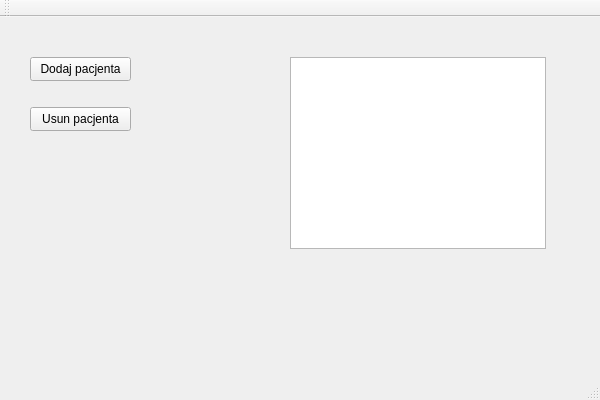
The window that Pacjenci/Pacjenci.ui (Kupsztajn/Jipp) describes before a commit, drawn with Qt 5.
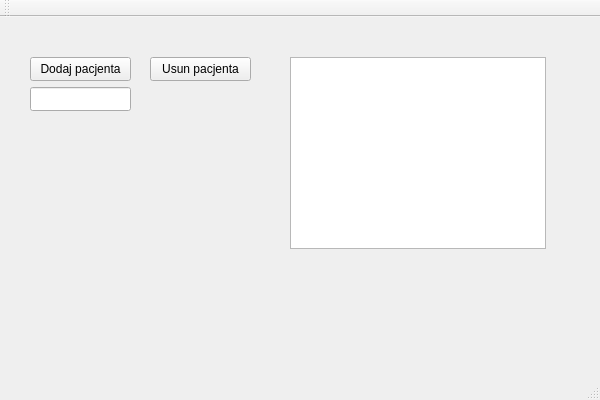
The same window after the commit.

Commit message: Podstawowa funkcjonalnosc dodawania

The edit to the form file:
```diff
--- a/Pacjenci/Pacjenci.ui
+++ b/Pacjenci/Pacjenci.ui
@@ -30,8 +30,8 @@
    <widget class="QPushButton" name="Button_Usun">
     <property name="geometry">
      <rect>
-      <x>30</x>
-      <y>90</y>
+      <x>150</x>
+      <y>40</y>
       <width>101</width>
       <height>24</height>
      </rect>
@@ -50,6 +50,16 @@
      </rect>
     </property>
    </widget>
+   <widget class="QLineEdit" name="lineEdit">
+    <property name="geometry">
+     <rect>
+      <x>30</x>
+      <y>70</y>
+      <width>101</width>
+      <height>24</height>
+     </rect>
+    </property>
+   </widget>
   </widget>
   <widget class="QMenuBar" name="menuBar">
    <property name="geometry">
```
The commit also changes 1 other file.
